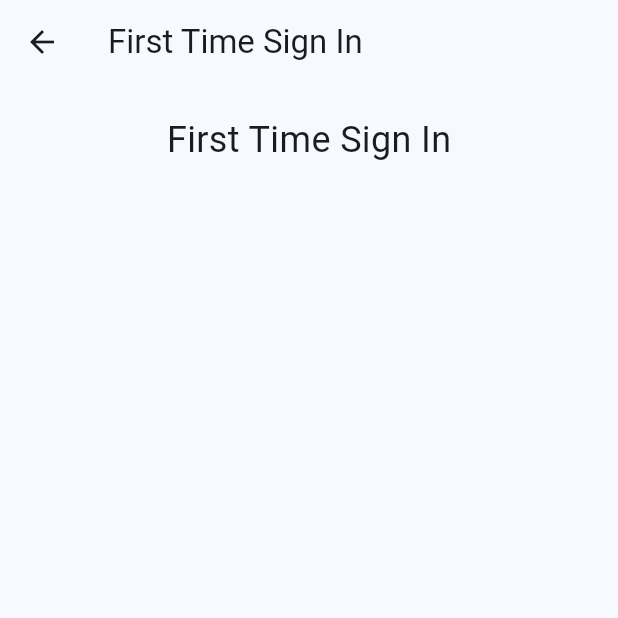
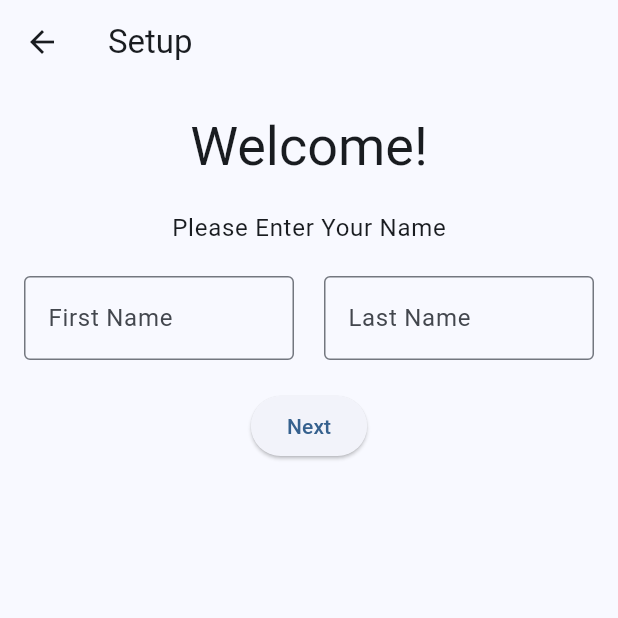
Before and after one commit to VFDNow/FBLA-Application, a Flutter app: the FirstTimeSignIn screen opened directly, on a phone screen of 412 x 824 dp, the top half of it. Run offline on Flutter 3.47's test engine with Material 3 defaults, Android fonts, the phone set to English and light mode, and no system bars; our stand-ins replace cloud_firestore, firebase_auth, firebase_core, firebase_database; missing offline and left inert: firebase_ui_auth, firebase_ui_oauth_google; accounts and stored records are empty.

Commit message:
Continued work on user first time onboarding.

```diff
--- a/lib/main.dart
+++ b/lib/main.dart
@@ -1,7 +1,9 @@
 import 'package:fbla_application/api/firebase_auth_config.dart';
+import 'package:fbla_application/screens/first_time_sign_in.dart';
 import 'package:fbla_application/screens/home_screen.dart';
 import 'package:fbla_application/utils/auth_screens.dart';
 import 'package:fbla_application/utils/constants.dart';
+import 'package:fbla_application/utils/global_widgets.dart';
 import 'package:fbla_application/utils/theme.dart';
 import 'package:firebase_auth/firebase_auth.dart';
 import 'package:flutter/material.dart';
@@ -26,6 +28,7 @@ class FBLAApp extends StatelessWidget {
 
   @override
   Widget build(BuildContext context) {
+
     return MaterialApp(
       title: Constants.appName,
       initialRoute: (FirebaseAuth.instance.currentUser == null) ? Constants.signInRoute : Constants.homeRoute,
@@ -33,6 +36,7 @@ class FBLAApp extends StatelessWidget {
       theme: AppTheme().mainTheme,
       darkTheme: AppTheme().darkTheme,
       themeMode: ThemeMode.light,
+      navigatorKey: GlobalWidgets.navigatorKey,
       );
   }
 
@@ -42,6 +46,7 @@ class FBLAApp extends StatelessWidget {
           AuthScreens.buildSignInScreen(context),
       Constants.homeRoute: (context) => const Home(),
       Constants.profileRoute: (context) => AuthScreens.buildProfileScreen(context),
+      Constants.firstTimeSignInRoute: (context) => FirstTimeSignIn(),
     };
   }
 }
--- a/lib/screens/first_time_sign_in.dart
+++ b/lib/screens/first_time_sign_in.dart
@@ -1,25 +1,75 @@
 
 
+import 'package:cloud_firestore/cloud_firestore.dart';
+import 'package:fbla_application/utils/constants.dart';
+import 'package:firebase_auth/firebase_auth.dart';
 import 'package:flutter/material.dart';
 
 class FirstTimeSignIn extends StatelessWidget{
-  const FirstTimeSignIn({Key? key}) : super(key: key);
+  FirstTimeSignIn({super.key});
+
+  final firstNameController = TextEditingController();
+  final lastNameController = TextEditingController();
 
   @override
   Widget build(BuildContext context) {
     return Scaffold(
-      appBar: AppBar(title: const Text('First Time Sign In')),
-      body: SingleChildScrollView(
-        child: Center(
-          child: Column(
-            crossAxisAlignment: CrossAxisAlignment.center,
-            children: <Widget>[
-              const SizedBox(height: 20),
-              const Text('First Time Sign In', style: TextStyle(fontSize: 24)),
-              const SizedBox(height: 20),
-            ],
+      appBar: AppBar(title: const Text('Setup')),
+      body: buildNameScreen(context),
+    );
+  }
+
+  SingleChildScrollView buildNameScreen(BuildContext context) {
+    return SingleChildScrollView(
+      child: Column(
+        // crossAxisAlignment: CrossAxisAlignment.center,
+        children: [
+          const SizedBox(height: 20),
+          Text('Welcome!', style: Theme.of(context).textTheme.displaySmall),
+          const SizedBox(height: 20),
+          Text('Please Enter Your Name', style: Theme.of(context).textTheme.bodyLarge),
+          const SizedBox(height: 20),
+          Padding(
+            padding: const EdgeInsets.symmetric(horizontal: 16.0),
+            child: Row(
+              // mainAxisSize: MainAxisSize.max,
+              children: [
+                Expanded(
+                  child: TextFormField(
+                    controller: firstNameController,
+                    decoration: const InputDecoration(
+                      labelText: 'First Name',
+                      border: OutlineInputBorder(),
+                    ),
+                  ),
+                ),
+                const SizedBox(width: 20),
+                Expanded(
+                  child: TextFormField(
+                    controller: lastNameController,
+                    decoration: const InputDecoration(
+                      labelText: 'Last Name',
+                      border: OutlineInputBorder(),
+                    ),
+                  ),
+                ),
+              ],
+            ),
           ),
-        ),
+          const SizedBox(height: 20),
+          ElevatedButton(
+            onPressed: () {
+              final db = FirebaseFirestore.instance;
+
+              db.collection('users').doc(FirebaseAuth.instance.currentUser?.uid).set({
+                'User First': firstNameController.text,
+                'User Last': lastNameController.text,
+              });
+              Navigator.pushReplacementNamed(context, Constants.homeRoute);
+            },
+            child: const Text('Next'),
+          ),
+        ],
       ),
     );
   }
--- a/lib/utils/global_widgets.dart
+++ b/lib/utils/global_widgets.dart
@@ -2,6 +2,8 @@ import 'package:flutter/material.dart';
 
 class GlobalWidgets {
   BuildContext context;
+
+  static GlobalKey<NavigatorState> navigatorKey = GlobalKey<NavigatorState>();
 
   GlobalWidgets(this.context);
 
--- a/pubspec.yaml
+++ b/pubspec.yaml
@@ -40,6 +40,7 @@ dependencies:
   google_sign_in: ^6.2.2
   firebase_ui_oauth_google: ^1.4.1
   firebase_database: ^11.3.1
+  cloud_firestore: ^5.6.2
 
 dev_dependencies:
   flutter_test:
```
Also changed, not shown: lib/utils/auth_screens.dart (+18 -8 lines), lib/firebase_options.dart, pubspec.lock, 3 other files.
